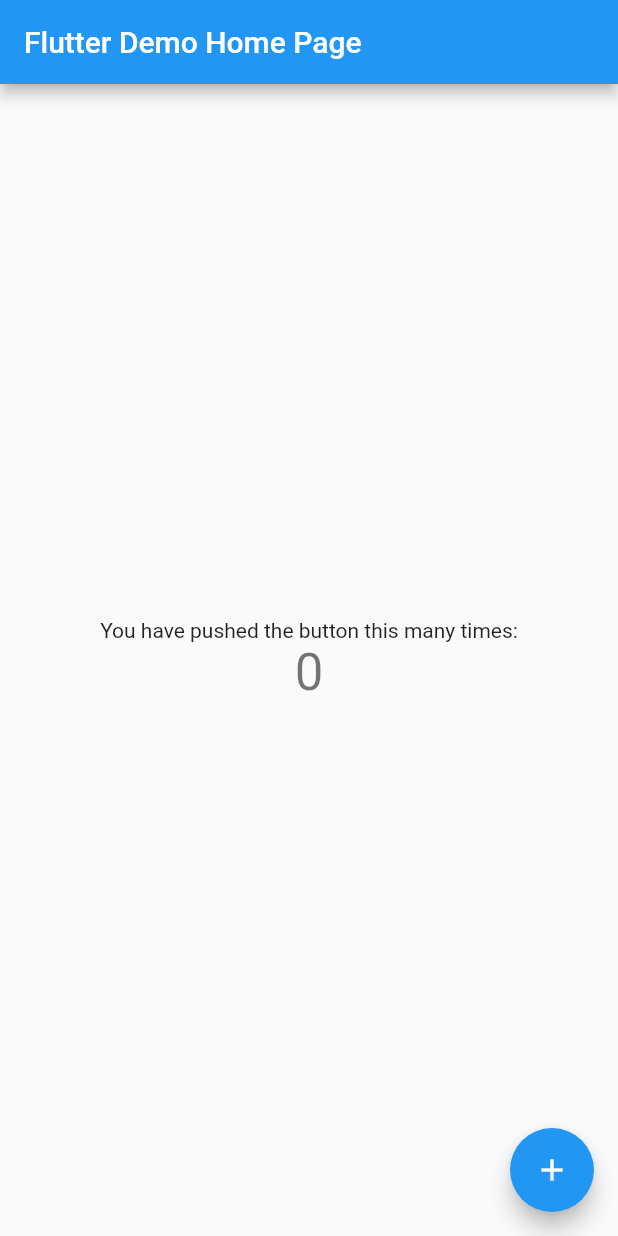
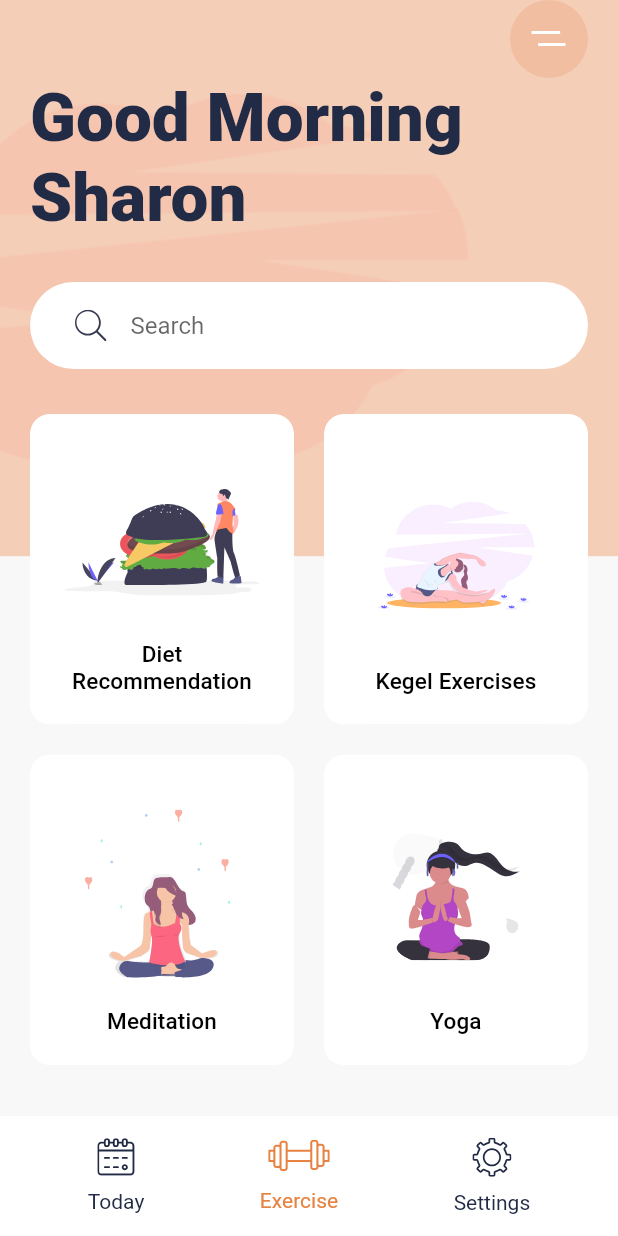
Before and after one commit to Sir-Nath/Meditation_App, a Flutter app: the screen it shows after launch, on a phone screen of 412 x 824 dp. Run offline on Flutter 3.47's test engine with Material 2 defaults, Android fonts, the phone set to English and light mode, and no system bars; our stand-ins replace flutter_svg.

Commit message:
second commit

```diff
--- /dev/null
+++ b/lib/Widgets/category_card.dart
@@ -0,0 +1,60 @@
+import'package:flutter/material.dart';
+import 'package:flutter_svg/svg.dart';
+
+import '../constants.dart';
+
+class CategoryCard extends StatelessWidget {
+  final String title;
+  final VoidCallback press;
+  final String svgSrc;
+  const CategoryCard({
+    Key? key,
+    required this.title,
+    required this.svgSrc,
+    required this.press,
+  }) : super(key: key);
+
+  @override
+  Widget build(BuildContext context) {
+    return ClipRRect(
+      borderRadius: BorderRadius.circular(13),
+      child: Container(
+        // padding: EdgeInsets.all(20),
+        decoration: BoxDecoration(
+            color: Colors.white,
+            borderRadius: BorderRadius.circular(13),
+            boxShadow: [
+              BoxShadow(
+                  offset: Offset(0, 17),
+                  blurRadius: 17,
+                  spreadRadius: -23,
+                  color: kShadowColor)
+            ]),
+        child: Material(
+          color: Colors.transparent,
+          child: InkWell(
+            onTap: press,
+            child: Padding(
+              padding: EdgeInsets.all(20),
+              child: Column(
+                children: [
+                  Spacer(),
+                  SvgPicture.asset(svgSrc),
+                  Spacer(),
+                  Text(
+                    title,
+                    textAlign: TextAlign.center,
+                    style: Theme.of(context)
+                        .textTheme
+                        .titleSmall
+                        ?.copyWith(fontSize: 15),
+                  )
+                ],
+              ),
+            ),
+          ),
+        ),
+      ),
+    );
+  }
+}
--- /dev/null
+++ b/lib/Widgets/custom_nav_bar.dart
@@ -0,0 +1,72 @@
+import 'package:flutter/material.dart';
+import 'package:flutter_svg/svg.dart';
+
+import '../constants.dart';
+
+class CustomNavBar extends StatelessWidget {
+  const CustomNavBar({
+    Key? key,
+  }) : super(key: key);
+
+  @override
+  Widget build(BuildContext context) {
+    return Container(
+      height: 80,
+      padding: EdgeInsets.symmetric(horizontal: 20, vertical: 10),
+      color: Colors.white,
+      child: Row(
+        mainAxisAlignment: MainAxisAlignment.spaceAround,
+        children: [
+          BottomNavItems(
+            text: 'Today',
+            iconSrc: 'assets/icons/calendar.svg',
+            press: () {},
+          ),
+          BottomNavItems(
+              text: 'Exercise',
+              iconSrc: 'assets/icons/gym.svg',
+              press: () {},
+              isActive: true),
+          BottomNavItems(
+              text: 'Settings',
+              iconSrc: 'assets/icons/Settings.svg',
+              press: () {}),
+        ],
+      ),
+    );
+  }
+}
+
+class BottomNavItems extends StatelessWidget {
+  final String text;
+  final String iconSrc;
+  final VoidCallback press;
+  final bool isActive;
+  const BottomNavItems({
+    Key? key,
+    required this.text,
+    required this.iconSrc,
+    required this.press,
+    this.isActive = false,
+  }) : super(key: key);
+
+  @override
+  Widget build(BuildContext context) {
+    return GestureDetector(
+      onTap: press,
+      child: Column(
+        mainAxisAlignment: MainAxisAlignment.spaceAround,
+        children: [
+          SvgPicture.asset(
+            iconSrc,
+            color: isActive ? kActiveIconColor : kTextColor,
+          ),
+          Text(
+            text,
+            style: TextStyle(color: isActive ? kActiveIconColor : kTextColor),
+          )
+        ],
+      ),
+    );
+  }
+}
--- /dev/null
+++ b/lib/Widgets/search_bar.dart
@@ -0,0 +1,26 @@
+import 'package:flutter/material.dart';
+import 'package:flutter_svg/svg.dart';
+
+class SearchBar extends StatelessWidget {
+  const SearchBar({
+    Key? key,
+  }) : super(key: key);
+
+  @override
+  Widget build(BuildContext context) {
+    return Container(
+      margin: EdgeInsets.symmetric(vertical: 30),
+      padding: EdgeInsets.symmetric(horizontal: 30, vertical: 5),
+      decoration: BoxDecoration(
+        color: Colors.white,
+        borderRadius: BorderRadius.circular(29.5),
+      ),
+      child: TextField(
+        decoration: InputDecoration(
+            hintText: 'Search',
+            icon: SvgPicture.asset('assets/icons/search.svg'),
+            border: InputBorder.none),
+      ),
+    );
+  }
+}
--- a/lib/main.dart
+++ b/lib/main.dart
@@ -1,4 +1,12 @@
+import 'package:flutter/cupertino.dart';
 import 'package:flutter/material.dart';
+import 'package:flutter_svg/svg.dart';
+import 'package:meditation_app/constants.dart';
+import 'package:meditation_app/screens/details/details_screen.dart';
+
+import 'Widgets/category_card.dart';
+import 'Widgets/custom_nav_bar.dart';
+import 'Widgets/search_bar.dart';
 
 void main() {
   runApp(const MyApp());
@@ -11,105 +19,102 @@ class MyApp extends StatelessWidget {
   @override
   Widget build(BuildContext context) {
     return MaterialApp(
-      title: 'Flutter Demo',
-      theme: ThemeData(
-        // This is the theme of your application.
-        //
-        // Try running your application with "flutter run". You'll see the
-        // application has a blue toolbar. Then, without quitting the app, try
-        // changing the primarySwatch below to Colors.green and then invoke
-        // "hot reload" (press "r" in the console where you ran "flutter run",
-        // or simply save your changes to "hot reload" in a Flutter IDE).
-        // Notice that the counter didn't reset back to zero; the application
-        // is not restarted.
-        primarySwatch: Colors.blue,
+        debugShowCheckedModeBanner: false,
+        title: 'MeditationApp',
+        theme: ThemeData(
+          fontFamily: 'Cairo',
+          scaffoldBackgroundColor: kBackgroundColor,
+          textTheme:
+              Theme.of(context).textTheme.apply(displayColor: kTextColor),
+        ),
+        home: HomeScreen());
+  }
+}
+
+class HomeScreen extends StatelessWidget {
+  const HomeScreen({Key? key}) : super(key: key);
+
+  @override
+  Widget build(BuildContext context) {
+    var size = MediaQuery.of(context).size;
+    return Scaffold(
+      bottomNavigationBar: CustomNavBar(),
+      body: Stack(
+        children: [
+          Container(
+            height: size.height * 0.45,
+            decoration: BoxDecoration(
+              color: Color(0xFFF5CEB8),
+              image: DecorationImage(
+                alignment: Alignment.centerLeft,
+                image: AssetImage('assets/images/undraw_pilates_gpdb.png'),
+              ),
+            ),
+          ),
+          SafeArea(
+            child: Padding(
+              padding: EdgeInsets.symmetric(horizontal: 20),
+              child: Column(
+                crossAxisAlignment: CrossAxisAlignment.start,
+                children: [
+                  Align(
+                    alignment: Alignment.topRight,
+                    child: Container(
+                      alignment: Alignment.center,
+                      height: 52,
+                      width: 52,
+                      decoration: BoxDecoration(
+                          shape: BoxShape.circle, color: Color(0xFFF2BEA1)),
+                      child: SvgPicture.asset('assets/icons/menu.svg'),
+                    ),
+                  ),
+                  Text(
+                    'Good Morning \nSharon',
+                    style: Theme.of(context)
+                        .textTheme
+                        .displaySmall
+                        ?.copyWith(fontWeight: FontWeight.w900),
+                  ),
+                  SearchBar(),
+                  Expanded(
+                    child: GridView.count(
+                      childAspectRatio: .85,
+                      crossAxisCount: 2,
+                      crossAxisSpacing: 20,
+                      mainAxisSpacing: 20,
+                      children: [
+                        CategoryCard(
+                          svgSrc: 'assets/icons/Hamburger.svg',
+                          title: 'Diet Recommendation',
+                          press: () {},
+                        ),
+                        CategoryCard(
+                            title: 'Kegel Exercises',
+                            svgSrc: 'assets/icons/Excrecises.svg',
+                            press: () {}),
+                        CategoryCard(
+                          title: 'Meditation',
+                          svgSrc: 'assets/icons/Meditation.svg',
+                          press: () {
+                            Navigator.push(context, MaterialPageRoute(builder: (context){
+                              return DetailScreen();
+                            }));
+                          },
+                        ),
+                        CategoryCard(
+                          title: 'Yoga',
+                          svgSrc: 'assets/icons/yoga.svg',
+                          press: () {},
+                        )
+                      ],
+                    ),
+                  )
+                ],
+              ),
+            ),
+          )
+        ],
       ),
-      home: const MyHomePage(title: 'Flutter Demo Home Page'),
     );
   }
 }
-
-class MyHomePage extends StatefulWidget {
-  const MyHomePage({Key? key, required this.title}) : super(key: key);
-
-  // This widget is the home page of your application. It is stateful, meaning
-  // that it has a State object (defined below) that contains fields that affect
-  // how it looks.
-
-  // This class is the configuration for the state. It holds the values (in this
-  // case the title) provided by the parent (in this case the App widget) and
-  // used by the build method of the State. Fields in a Widget subclass are
-  // always marked "final".
-
-  final String title;
-
-  @override
-  State<MyHomePage> createState() => _MyHomePageState();
-}
-
-class _MyHomePageState extends State<MyHomePage> {
-  int _counter = 0;
-
-  void _incrementCounter() {
-    setState(() {
-      // This call to setState tells the Flutter framework that something has
-      // changed in this State, which causes it to rerun the build method below
-      // so that the display can reflect the updated values. If we changed
-      // _counter without calling setState(), then the build method would not be
-      // called again, and so nothing would appear to happen.
-      _counter++;
-    });
-  }
-
-  @override
-  Widget build(BuildContext context) {
-    // This method is rerun every time setState is called, for instance as done
-    // by the _incrementCounter method above.
-    //
-    // The Flutter framework has been optimized to make rerunning build methods
-    // fast, so that you can just rebuild anything that needs updating rather
-    // than having to individually change instances of widgets.
-    return Scaffold(
-      appBar: AppBar(
-        // Here we take the value from the MyHomePage object that was created by
-        // the App.build method, and use it to set our appbar title.
-        title: Text(widget.title),
-      ),
-      body: Center(
-        // Center is a layout widget. It takes a single child and positions it
-        // in the middle of the parent.
-        child: Column(
-          // Column is also a layout widget. It takes a list of children and
-          // arranges them vertically. By default, it sizes itself to fit its
-          // children horizontally, and tries to be as tall as its parent.
-          //
-          // Invoke "debug painting" (press "p" in the console, choose the
-          // "Toggle Debug Paint" action from the Flutter Inspector in Android
-          // Studio, or the "Toggle Debug Paint" command in Visual Studio Code)
-          // to see the wireframe for each widget.
-          //
-          // Column has various properties to control how it sizes itself and
-          // how it positions its children. Here we use mainAxisAlignment to
-          // center the children vertically; the main axis here is the vertical
-          // axis because Columns are vertical (the cross axis would be
-          // horizontal).
-          mainAxisAlignment: MainAxisAlignment.center,
-          children: <Widget>[
-            const Text(
-              'You have pushed the button this many times:',
-            ),
-            Text(
-              '$_counter',
-              style: Theme.of(context).textTheme.headline4,
-            ),
-          ],
-        ),
-      ),
-      floatingActionButton: FloatingActionButton(
-        onPressed: _incrementCounter,
-        tooltip: 'Increment',
-        child: const Icon(Icons.add),
-      ), // This trailing comma makes auto-formatting nicer for build methods.
-    );
-  }
-}
--- /dev/null
+++ b/lib/screens/details/details_screen.dart
@@ -0,0 +1,97 @@
+import 'package:flutter/material.dart';
+import 'package:meditation_app/Widgets/custom_nav_bar.dart';
+import 'package:meditation_app/Widgets/search_bar.dart';
+import 'package:meditation_app/constants.dart';
+
+class DetailScreen extends StatelessWidget {
+  const DetailScreen({Key? key}) : super(key: key);
+
+  @override
+  Widget build(BuildContext context) {
+    var size = MediaQuery.of(context).size;
+    return Scaffold(
+      bottomNavigationBar: CustomNavBar(),
+      body: Stack(
+        children: [
+          Container(
+            height: size.height * 0.45,
+            decoration: BoxDecoration(
+              color: kBlueLightColor,
+              image: DecorationImage(
+                  alignment: Alignment.centerLeft,
+                  image: AssetImage('assets/images/meditation_bg.png'),
+                  fit: BoxFit.fitWidth),
+            ),
+          ),
+          SafeArea(
+              child: Padding(
+            padding: EdgeInsets.symmetric(horizontal: 20),
+            child: Column(
+              crossAxisAlignment: CrossAxisAlignment.start,
+              children: [
+                SizedBox(
+                  height: size.height * 0.05,
+                ),
+                Text('Meditation',
+                    style: Theme.of(context)
+                        .textTheme
+                        .displaySmall
+                        ?.copyWith(fontWeight: FontWeight.w900)),
+                SizedBox(
+                  height: 10,
+                ),
+                Text(
+                  '3-10 Mins Course',
+                  style: TextStyle(fontWeight: FontWeight.bold),
+                ),
+                SizedBox(
+                  height: 10,
+                ),
+                SizedBox(
+                  width: size.width * 0.5,
+                  child: Text(
+                      'Live happier and healthier by learning the fundamentals of meditation and mindfulness'),
+                ),
+                SizedBox(
+                  width: size.width * 0.6,
+                    child: SearchBar(),),
+                Wrap(
+                  children: [
+                    Container(
+                      padding: EdgeInsets.all(16),
+                      decoration: BoxDecoration(
+                        borderRadius: BorderRadius.circular(13),
+                        color: Colors.white,
+                          boxShadow: [BoxShadow(
+                            offset: Offset(0, 17),
+                            blurRadius: 23,
+                            spreadRadius: -13,
+                            color: kShadowColor
+                          )
+                          ]
+                      ),
+                      child: Row(
+                        children: [
+                          Container(
+                            height: 42,
+                            width: 43,
+                            decoration: BoxDecoration(
+                              color: kBlueColor,
+                              shape: BoxShape.circle
+                            ),
+                            child: Icon(Icons.play_arrow,
+                            color: Colors.white,),
+                          )
+                        ],
+                      ),
+                    )
+                  ],
+                )
+              ],
+            ),
+          ))
+        ],
+      ),
+    );
+  }
+}
```
Also changed, not shown: pubspec.yaml (+15 -8 lines), pubspec.lock.
